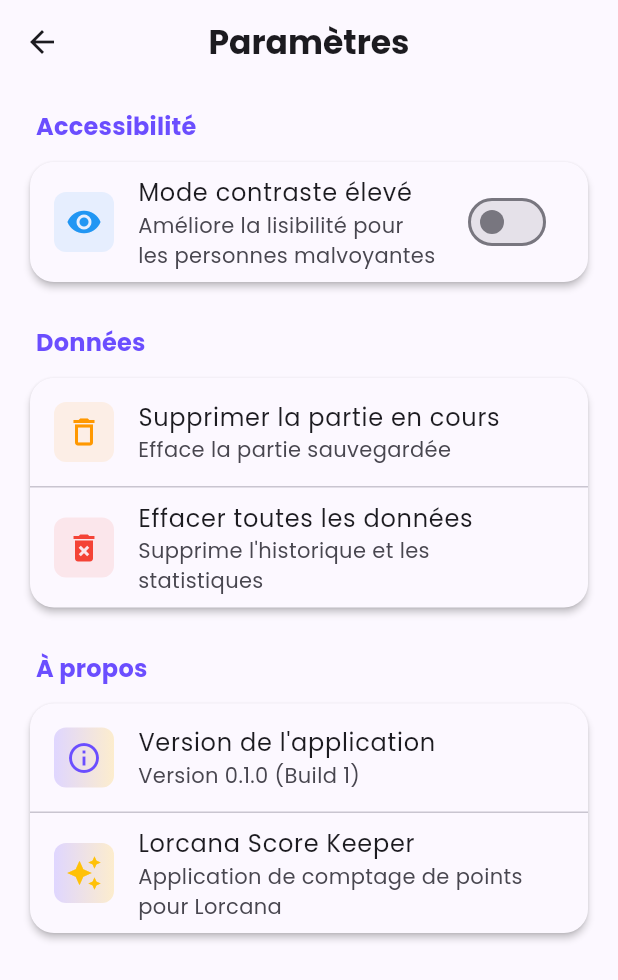
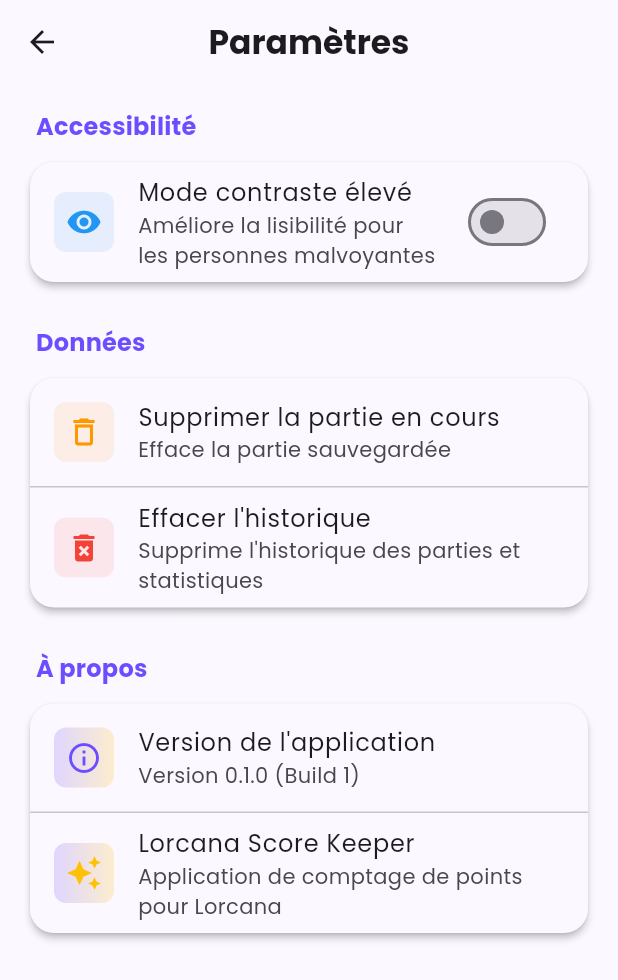
Before and after one commit to Jbijjer/lorcana_lore_counter, a Flutter app: the SettingsScreen screen opened directly, on a phone screen of 412 x 824 dp. Shown: the top 980 px of the screen. Run offline on Flutter 3.47's test engine with Material 3 defaults, Android fonts, the phone set to English and light mode, and no system bars; our stand-ins replace flutter_riverpod, flutter_svg, freezed_annotation, google_fonts, hive, hive_flutter and 2 more; accounts and stored records are empty; generated files the repository leaves out were written again.

Commit message:
♻️ Améliorer la gestion de suppression des données
Modifications de l'écran Statistiques :
- Suppression du bouton "Tout supprimer" de l'AppBar
- Les suppressions se font uniquement via les Paramètres

Modifications de l'écran Paramètres :
- Renommage "Effacer toutes les données" → "Effacer l'historique"
- Mise à jour du texte d'avertissement pour préciser que les joueurs sont conservés
- Renommage du bouton de confirmation "Tout supprimer" → "Effacer l'historique"
- Mise à jour du message de confirmation : "L'historique a été effacé"

Cette centralisation améliore l'UX en évitant la duplication des actions de suppression.

```diff
--- a/lib/features/game/presentation/screens/settings_screen.dart
+++ b/lib/features/game/presentation/screens/settings_screen.dart
@@ -162,8 +162,8 @@ class _SettingsScreenState extends ConsumerState<SettingsScreen> {
                 color: AppTheme.errorColor,
               ),
             ),
-            title: const Text('Effacer toutes les données'),
-            subtitle: const Text('Supprime l\'historique et les statistiques'),
+            title: const Text('Effacer l\'historique'),
+            subtitle: const Text('Supprime l\'historique des parties et statistiques'),
             onTap: _showDeleteAllDataConfirmation,
           ),
         ],
@@ -310,8 +310,9 @@ class _SettingsScreenState extends ConsumerState<SettingsScreen> {
           ],
         ),
         content: const Text(
-          'Êtes-vous VRAIMENT sûr de vouloir supprimer TOUTES les données ? '
-          'Cela inclut l\'historique des parties, les statistiques et la partie en cours. '
+          'Êtes-vous VRAIMENT sûr de vouloir effacer tout l\'historique ? '
+          'Cela supprimera l\'historique des parties, les statistiques et la partie en cours. '
+          'Les joueurs seront conservés. '
           'Cette action est IRRÉVERSIBLE.',
         ),
         actions: [
@@ -324,7 +325,7 @@ class _SettingsScreenState extends ConsumerState<SettingsScreen> {
             style: ElevatedButton.styleFrom(
               backgroundColor: AppTheme.errorColor,
             ),
-            child: const Text('Tout supprimer'),
+            child: const Text('Effacer l\'historique'),
           ),
         ],
       ),
@@ -347,7 +348,7 @@ class _SettingsScreenState extends ConsumerState<SettingsScreen> {
             children: [
               Icon(Icons.check_circle, color: AppTheme.pureWhite),
               SizedBox(width: 8),
-              Text('Toutes les données ont été supprimées'),
+              Text('L\'historique a été effacé'),
             ],
           ),
           backgroundColor: AppTheme.errorColor,
```
Also changed, not shown: lib/features/game/presentation/screens/statistics_screen.dart (+0 -58 lines).
